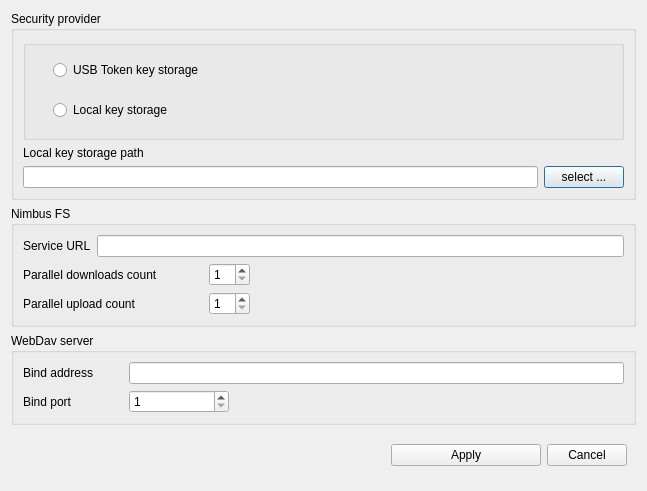
The window that id_client/gui/forms/settings_base_form.ui (fabregas/nimbusfs-client) describes before a commit, drawn with Qt 5.
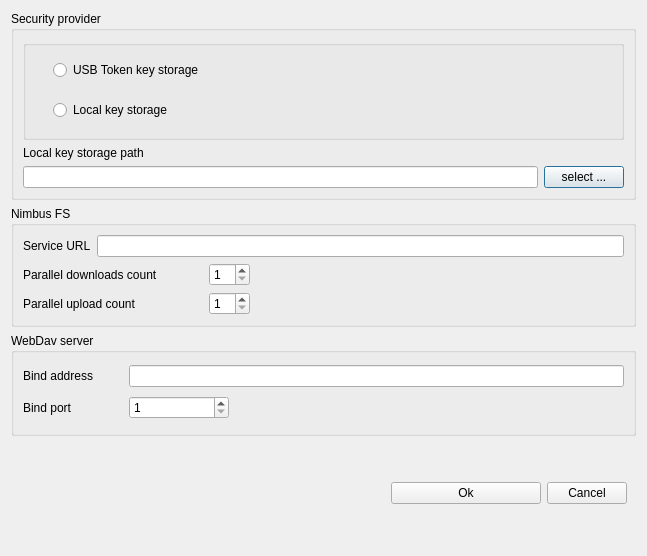
The same window after the commit.

Commit message: fixed about dialog min/max size

Patch:
```diff
--- a/id_client/gui/forms/settings_base_form.ui
+++ b/id_client/gui/forms/settings_base_form.ui
@@ -7,7 +7,7 @@
     <x>0</x>
     <y>0</y>
     <width>647</width>
-    <height>491</height>
+    <height>556</height>
    </rect>
   </property>
   <property name="windowTitle">
@@ -307,7 +307,7 @@
            </size>
           </property>
           <property name="text">
-           <string>Apply</string>
+           <string>Ok</string>
           </property>
          </widget>
         </item>
```
The commit also changes 4 other files.
